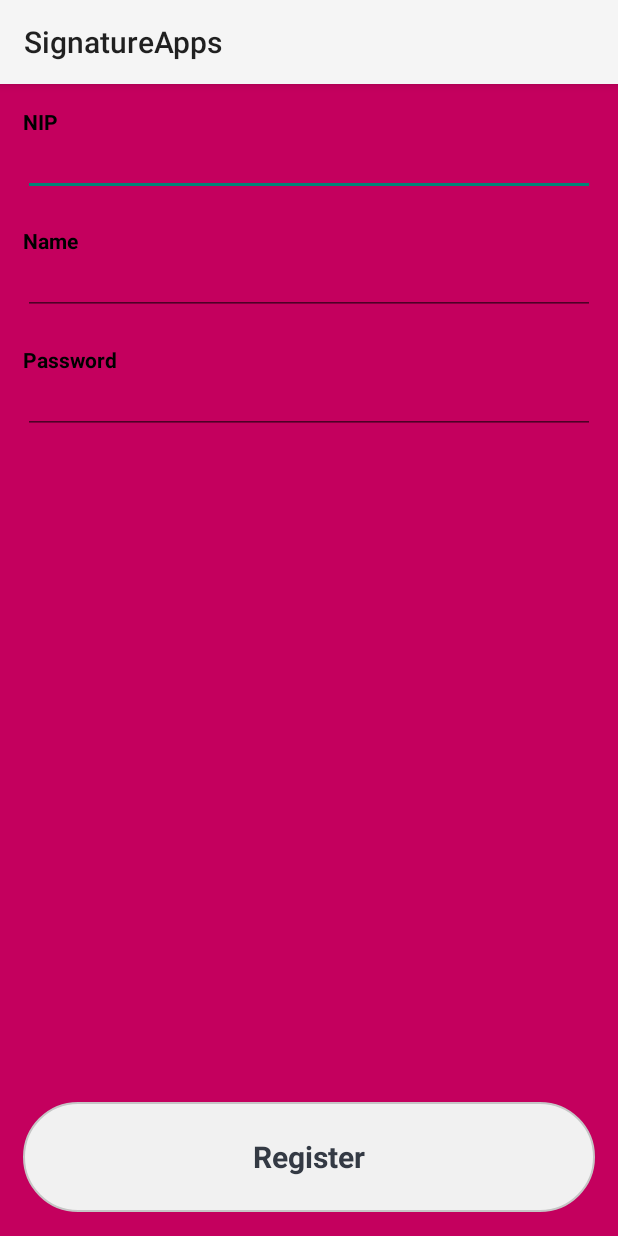
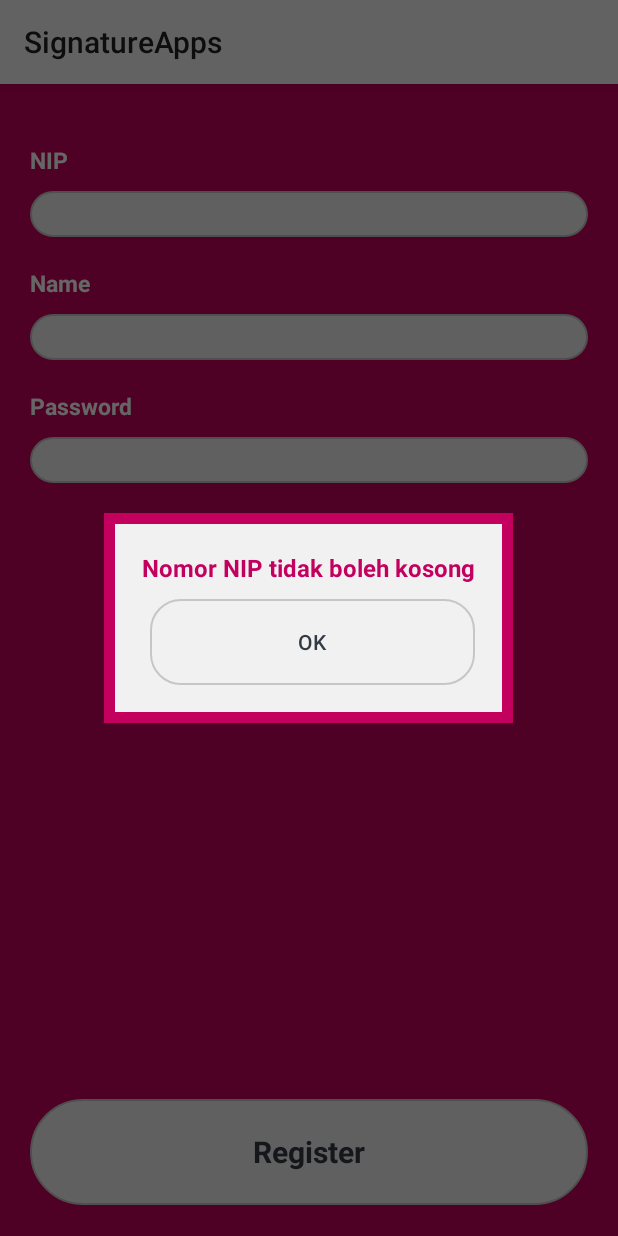
Before and after one commit to akbarattijani/android_monitoring, an Android app: the RegisterActivity screen opened directly, with no data from a screen before it, after a tap on "Register", on a phone screen of 412 x 824 dp. Run offline under Robolectric (Android 15) with nearby library versions, the phone set to English and light mode, and no system bars; network calls fail.

Commit message:
Commit change

```diff
--- a/app/src/main/java/ip/signature/com/signatureapps/activity/RegisterActivity.java
+++ b/app/src/main/java/ip/signature/com/signatureapps/activity/RegisterActivity.java
@@ -1,6 +1,8 @@
 package ip.signature.com.signatureapps.activity;
 
 import android.content.Intent;
+import android.graphics.Color;
+import android.graphics.drawable.ColorDrawable;
 import android.support.v7.app.AppCompatActivity;
 import android.os.Bundle;
 import android.view.View;
@@ -11,7 +13,9 @@ import android.widget.Toast;
 import org.json.JSONObject;
 
 import ip.signature.com.signatureapps.R;
+import ip.signature.com.signatureapps.component.AlertDialogWithOneButton;
 import ip.signature.com.signatureapps.global.Global;
+import ip.signature.com.signatureapps.listener.AlertDialogListener;
 import ip.signature.com.signatureapps.listener.TransportListener;
 import ip.signature.com.signatureapps.model.MediaType;
 import ip.signature.com.signatureapps.transport.Body;
@@ -28,7 +32,7 @@ import ip.signature.com.signatureapps.activity.register.RegisterStep8;
 import ip.signature.com.signatureapps.activity.register.RegisterStep9;
 import ip.signature.com.signatureapps.activity.register.RegisterStepFinal;
 
-public class RegisterActivity extends AppCompatActivity implements View.OnClickListener, TransportListener {
+public class RegisterActivity extends AppCompatActivity implements View.OnClickListener, TransportListener, AlertDialogListener.OneButton {
     private EditText etNip;
     private EditText etName;
     private EditText etPassword;
@@ -36,6 +40,8 @@ public class RegisterActivity extends AppCompatActivity implements View.OnClickL
 
     private final int RC_CHECK = 0;
     private final int RC_SUBMIT = 1;
+
+    private AlertDialogWithOneButton dialog;
 
     @Override
     protected void onCreate(Bundle savedInstanceState) {
@@ -48,11 +54,26 @@ public class RegisterActivity extends AppCompatActivity implements View.OnClickL
         rlRegis = (RelativeLayout) findViewById(R.id.rlRegis);
 
         rlRegis.setOnClickListener(this);
+
+        dialog = new AlertDialogWithOneButton(this)
+                .setListener(this)
+                .setTextButton("OK");
+
+        dialog.getWindow().setBackgroundDrawable(new ColorDrawable(Color.TRANSPARENT));
+        dialog.setCanceledOnTouchOutside(false);
+        dialog.setCancelable(false);
     }
 
     @Override
     public void onClick(View v) {
         if (v == rlRegis) {
+            if (etNip.getText().toString().trim().equals("")) {
+                dialog.setContent("Nomor NIP tidak boleh kosong").show();
+            } else if (etName.getText().toString().trim().equals("")) {
+                dialog.setContent("Nama tidak boleh kosong").show();
+            } else if (etPassword.getText().toString().trim().equals("")) {
+                dialog.setContent("Password tidak boleh kosong").show();
+            } else {
                 new Transporter()
                         .id(RC_CHECK)
                         .context(this)
@@ -63,6 +84,7 @@ public class RegisterActivity extends AppCompatActivity implements View.OnClickL
                         .body(new BodyBuilder().setMediaType(MediaType.PLAIN.toString()))
                         .gets()
                         .execute();
+            }
         }
     }
 
@@ -179,4 +201,9 @@ public class RegisterActivity extends AppCompatActivity implements View.OnClickL
     public void onTransportFail(Object code, Object message, Object body, int id, Object... packet) {
         Toast.makeText(this, message.toString(), Toast.LENGTH_SHORT).show();
     }
+
+    @Override
+    public void onClickButton() {
+        dialog.dismiss();
     }
+}
--- /dev/null
+++ b/app/src/main/java/ip/signature/com/signatureapps/component/AlertDialogWithOneButton.java
@@ -0,0 +1,79 @@
+package ip.signature.com.signatureapps.component;
+
+import android.app.Dialog;
+import android.content.Context;
+import android.os.Bundle;
+import android.support.annotation.NonNull;
+import android.view.View;
+import android.view.Window;
+import android.widget.Button;
+import android.widget.TextView;
+
+import ip.signature.com.signatureapps.R;
+import ip.signature.com.signatureapps.listener.AlertDialogListener;
+
+public class AlertDialogWithOneButton extends Dialog implements View.OnClickListener {
+    public Context c;
+    public Dialog d;
+
+    private TextView content;
+    private Button btnOk;
+
+    private AlertDialogListener.OneButton listener;
+
+    public AlertDialogWithOneButton(@NonNull Context context) {
+        super(context);
+        this.c = context;
+
+        init();
+    }
+
+    private void init() {
+        show();
+        dismiss();
+    }
+
+    public AlertDialogWithOneButton setListener(AlertDialogListener.OneButton listener) {
+        this.listener = listener;
+        return this;
+    }
+
+    public AlertDialogWithOneButton setContent(String text) {
+        content.setText(text);
+        return this;
+    }
+
+    public AlertDialogWithOneButton setContent(int text) {
+        content.setText(text);
+        return this;
+    }
+
+    public AlertDialogWithOneButton setTextButton(String text) {
+        btnOk.setText(text);
+        return this;
+    }
+
+    public AlertDialogWithOneButton setTextButton(int text) {
+        btnOk.setText(text);
+        return this;
+    }
+
+    @Override
+    protected void onCreate(Bundle savedInstanceState) {
+        super.onCreate(savedInstanceState);
+        requestWindowFeature(Window.FEATURE_NO_TITLE);
+        setContentView(R.layout.alert_dialog_2);
+
+        content = (TextView) findViewById(R.id.content);
+        btnOk = (Button) findViewById(R.id.btn_ok);
+
+        btnOk.setOnClickListener(this);
+    }
+
+    @Override
+    public void onClick(View v) {
+        if (v == btnOk) {
+            listener.onClickButton();
+        }
+    }
+}
--- /dev/null
+++ b/app/src/main/res/drawable/border_dialog.xml
@@ -0,0 +1,20 @@
+<shape
+    xmlns:android="http://schemas.android.com/apk/res/android"
+    android:shape="rectangle"   >
+
+    <solid
+        android:color="#f1f1f1">
+    </solid>
+
+    <padding
+        android:left="5dp"
+        android:top="5dp"
+        android:right="5dp"
+        android:bottom="5dp">
+    </padding>
+
+    <stroke
+        android:width="7dp"
+        android:color="@color/colorAccent" />
+
+</shape>
--- /dev/null
+++ b/app/src/main/res/drawable/btn_dialog_linear.xml
@@ -0,0 +1,24 @@
+<shape
+    xmlns:android="http://schemas.android.com/apk/res/android"
+    android:shape="rectangle"   >
+
+    <solid
+        android:color="#f1f1f1">
+    </solid>
+
+    <padding
+        android:left="5dp"
+        android:top="5dp"
+        android:right="5dp"
+        android:bottom="5dp">
+    </padding>
+
+    <corners
+        android:radius="20dp">
+    </corners>
+
+    <stroke
+        android:width="1dp"
+        android:color="#c6c6c6" />
+
+</shape>
--- a/app/src/main/res/layout/activity_register.xml
+++ b/app/src/main/res/layout/activity_register.xml
@@ -3,11 +3,12 @@
     android:id="@+id/activity_main"
     android:layout_width="match_parent"
     android:layout_height="match_parent"
-    android:padding="15dp"
+    android:padding="20dp"
     android:orientation="vertical"
     android:background="@color/colorAccent">
 
     <LinearLayout
+        android:layout_marginTop="20dp"
         android:layout_weight="0.9"
         android:layout_width="match_parent"
         android:layout_height="0dp"
@@ -16,49 +17,55 @@
         <TextView
             android:layout_width="match_parent"
             android:layout_height="wrap_content"
-            android:textSize="14sp"
+            android:textSize="15sp"
             android:textStyle="bold"
-            android:textColor="#000"
+            android:textColor="@color/colorWhite"
             android:text="NIP"/>
 
         <EditText
+            android:layout_marginTop="10dp"
             android:id="@+id/etNip"
             android:layout_width="match_parent"
             android:layout_height="wrap_content"
             android:textStyle="bold"
-            android:textSize="14sp"
+            android:textSize="15sp"
+            android:background="@drawable/btn_logout_linear"
             android:layout_marginBottom="20dp"/>
 
         <TextView
             android:layout_width="match_parent"
             android:layout_height="wrap_content"
-            android:textSize="14sp"
+            android:textSize="15sp"
             android:textStyle="bold"
-            android:textColor="#000"
+            android:textColor="@color/colorWhite"
             android:text="Name"/>
 
         <EditText
+            android:layout_marginTop="10dp"
             android:id="@+id/etName"
             android:layout_width="match_parent"
             android:layout_height="wrap_content"
             android:textStyle="bold"
-            android:textSize="14sp"
+            android:textSize="15sp"
+            android:background="@drawable/btn_logout_linear"
             android:layout_marginBottom="20dp"/>
 
         <TextView
             android:layout_width="match_parent"
             android:layout_height="wrap_content"
-            android:textSize="14sp"
+            android:textSize="15sp"
             android:textStyle="bold"
-            android:textColor="#000"
+            android:textColor="@color/colorWhite"
             android:text="Password"/>
 
         <EditText
+            android:layout_marginTop="10dp"
             android:id="@+id/etPassword"
             android:layout_width="match_parent"
             android:layout_height="wrap_content"
             android:textStyle="bold"
-            android:textSize="14sp"
+            android:textSize="15sp"
+            android:background="@drawable/btn_logout_linear"
             android:layout_marginBottom="10dp"/>
     </LinearLayout>
 
--- /dev/null
+++ b/app/src/main/res/layout/alert_dialog_2.xml
@@ -0,0 +1,44 @@
+<?xml version="1.0" encoding="utf-8"?>
+<LinearLayout
+    xmlns:android="http://schemas.android.com/apk/res/android"
+    android:layout_width="wrap_content"
+    android:layout_height="wrap_content"
+    android:orientation="vertical"
+    android:background="@drawable/border_dialog"
+    android:padding="25dp">
+
+    <TextView
+        android:gravity="center_horizontal"
+        android:text="ajsndjasndjsandjansjdnsajdnsaj"
+        android:id="@+id/content"
+        android:layout_width="wrap_content"
+        android:layout_height="wrap_content"
+        android:textSize="16sp"
+        android:textColor="@color/colorAccent"
+        android:textStyle="bold"/>
+
+    <LinearLayout
+        android:layout_marginTop="10dp"
+        android:layout_width="match_parent"
+        android:layout_height="wrap_content"
+        android:orientation="horizontal">
+
+        <LinearLayout
+            android:layout_marginLeft="5dp"
+            android:layout_weight="1"
+            android:layout_width="match_parent"
+            android:layout_height="wrap_content"
+            android:background="@drawable/btn_dialog_linear">
+
+            <Button
+                android:id="@+id/btn_ok"
+                android:layout_width="match_parent"
+                android:layout_height="match_parent"
+                android:text="Ok"
+                android:textAllCaps="false"
+                android:textColor="@color/colorBlack"
+                android:background="?attr/selectableItemBackground"/>
+        </LinearLayout>
+
+    </LinearLayout>
+</LinearLayout>
```
Also changed, not shown: app/src/main/java/ip/signature/com/signatureapps/activity/EndAbsenActivity.java (+28 -2 lines), app/src/main/java/ip/signature/com/signatureapps/component/AlertDialogWithTwoButton.java (added, +94 -0 lines), app/src/main/java/ip/signature/com/signatureapps/listener/AlertDialogListener.java (added, +12 -0 lines), app/src/main/res/layout/alert_dialog.xml (added, +60 -0 lines). Lines whose indentation alone changed are shown as unchanged.
